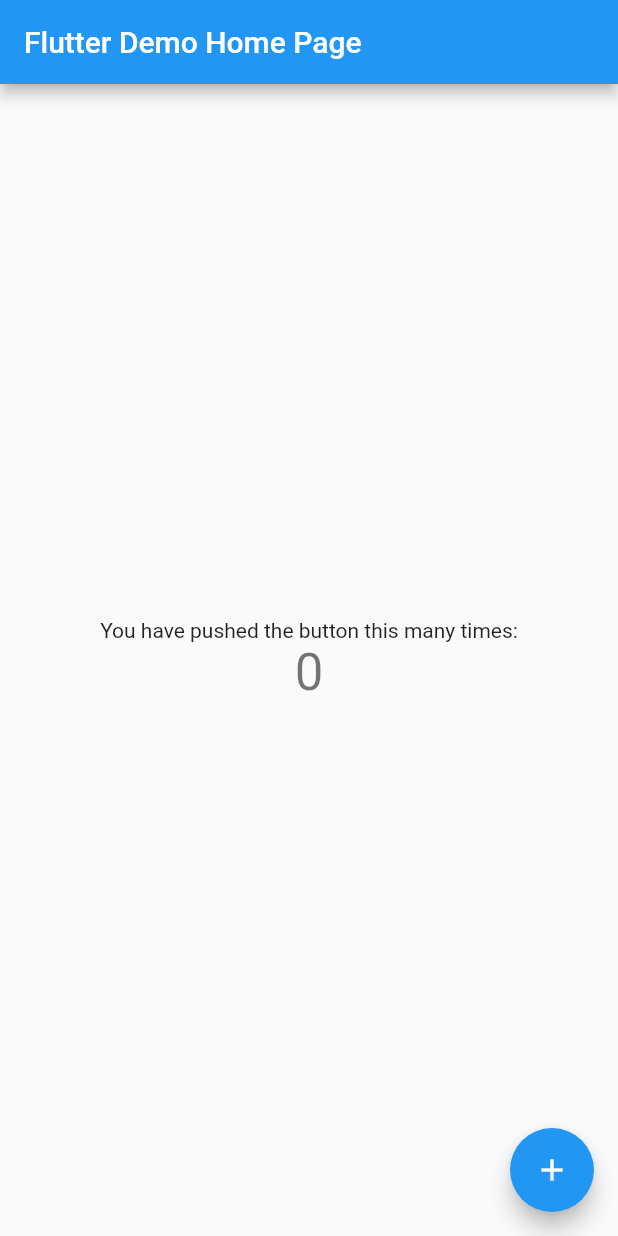
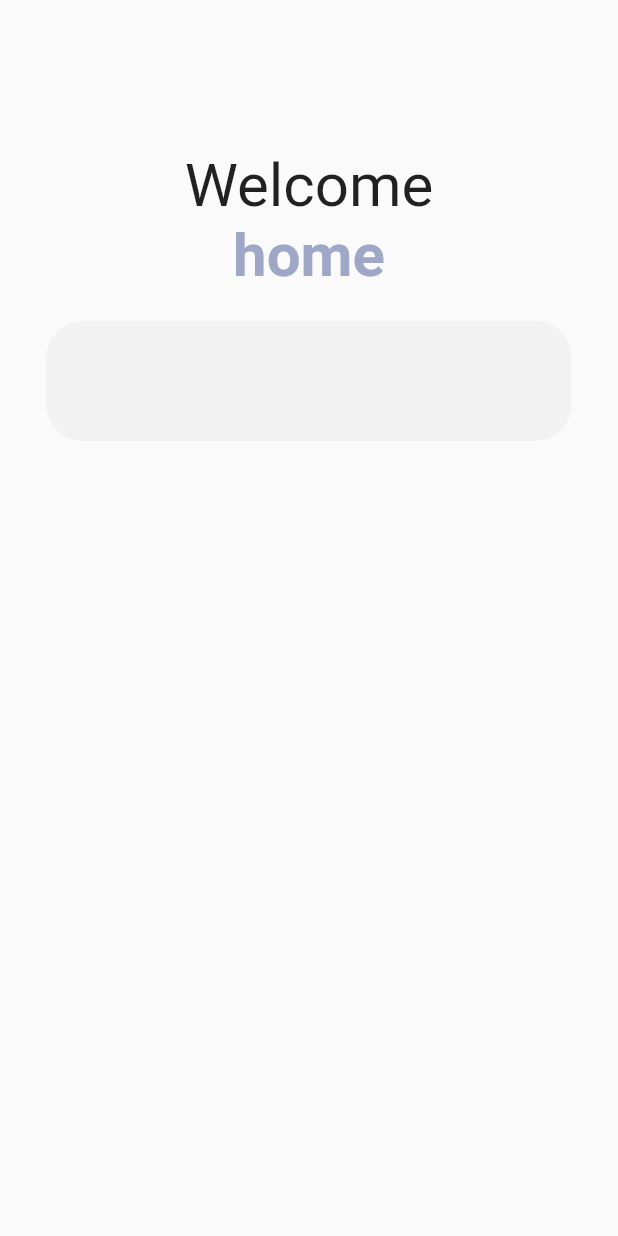
Before and after one commit to KamilJuraszek/home_screen, a Flutter app: the screen it shows after launch, on a phone screen of 412 x 824 dp. Run offline on Flutter 3.47's test engine with Material 2 defaults, Android fonts, the phone set to English and light mode, and no system bars.

Commit message:
Initial commit

```diff
--- a/lib/main.dart
+++ b/lib/main.dart
@@ -7,24 +7,14 @@
 class MyApp extends StatelessWidget {
   const MyApp({super.key});
 
-  // This widget is the root of your application.
   @override
   Widget build(BuildContext context) {
     return MaterialApp(
-      title: 'Flutter Demo',
+      title: 'Home Screen',
       theme: ThemeData(
-        // This is the theme of your application.
-        //
-        // Try running your application with "flutter run". You'll see the
-        // application has a blue toolbar. Then, without quitting the app, try
-        // changing the primarySwatch below to Colors.green and then invoke
-        // "hot reload" (press "r" in the console where you ran "flutter run",
-        // or simply save your changes to "hot reload" in a Flutter IDE).
-        // Notice that the counter didn't reset back to zero; the application
-        // is not restarted.
         primarySwatch: Colors.blue,
       ),
-      home: const MyHomePage(title: 'Flutter Demo Home Page'),
+      home: const MyHomePage(title: 'Home'),
     );
   }
 }
@@ -32,14 +22,6 @@
 class MyHomePage extends StatefulWidget {
   const MyHomePage({super.key, required this.title});
 
-  // This widget is the home page of your application. It is stateful, meaning
-  // that it has a State object (defined below) that contains fields that affect
-  // how it looks.
-
-  // This class is the configuration for the state. It holds the values (in this
-  // case the title) provided by the parent (in this case the App widget) and
-  // used by the build method of the State. Fields in a Widget subclass are
-  // always marked "final".
 
   final String title;
 
@@ -48,68 +30,45 @@
 }
 
 class _MyHomePageState extends State<MyHomePage> {
-  int _counter = 0;
-
-  void _incrementCounter() {
-    setState(() {
-      // This call to setState tells the Flutter framework that something has
-      // changed in this State, which causes it to rerun the build method below
-      // so that the display can reflect the updated values. If we changed
-      // _counter without calling setState(), then the build method would not be
-      // called again, and so nothing would appear to happen.
-      _counter++;
-    });
-  }
 
   @override
   Widget build(BuildContext context) {
-    // This method is rerun every time setState is called, for instance as done
-    // by the _incrementCounter method above.
-    //
-    // The Flutter framework has been optimized to make rerunning build methods
-    // fast, so that you can just rebuild anything that needs updating rather
-    // than having to individually change instances of widgets.
     return Scaffold(
-      appBar: AppBar(
-        // Here we take the value from the MyHomePage object that was created by
-        // the App.build method, and use it to set our appbar title.
-        title: Text(widget.title),
-      ),
-      body: Center(
-        // Center is a layout widget. It takes a single child and positions it
-        // in the middle of the parent.
+      body: SingleChildScrollView(
         child: Column(
-          // Column is also a layout widget. It takes a list of children and
-          // arranges them vertically. By default, it sizes itself to fit its
-          // children horizontally, and tries to be as tall as its parent.
-          //
-          // Invoke "debug painting" (press "p" in the console, choose the
-          // "Toggle Debug Paint" action from the Flutter Inspector in Android
-          // Studio, or the "Toggle Debug Paint" command in Visual Studio Code)
-          // to see the wireframe for each widget.
-          //
-          // Column has various properties to control how it sizes itself and
-          // how it positions its children. Here we use mainAxisAlignment to
-          // center the children vertically; the main axis here is the vertical
-          // axis because Columns are vertical (the cross axis would be
-          // horizontal).
-          mainAxisAlignment: MainAxisAlignment.center,
-          children: <Widget>[
-            const Text(
-              'You have pushed the button this many times:',
+          children: [Padding(
+            padding: EdgeInsets.only(top: 100),
+            child: Text(
+              'Welcome',
+              style: TextStyle(
+                fontSize: 40),
+                ),
+          ),
+            Text(
+              'home',
+                style: TextStyle(
+                  color: Color(0xff9ea8c6),
+                fontWeight: FontWeight.bold,
+                fontSize: 40),
             ),
-            Text(
-              '$_counter',
-              style: Theme.of(context).textTheme.headlineMedium,
+            Padding(
+                padding: EdgeInsets.only(bottom: 20 ),),
+            Row(
+              mainAxisAlignment: MainAxisAlignment.center,
+              children: [
+                Container(
+                  width: 350,
+                  height: 80,
+                  decoration: BoxDecoration(
+                     borderRadius: BorderRadius.circular(24.0),
+                    color: Color(0xfff2f2f2),
+                  ),
+                ),
+              ],
             ),
           ],
         ),
       ),
-      floatingActionButton: FloatingActionButton(
-        onPressed: _incrementCounter,
-        tooltip: 'Increment',
-        child: const Icon(Icons.add),
-      ), // This trailing comma makes auto-formatting nicer for build methods.
     );
   }
 }
```
